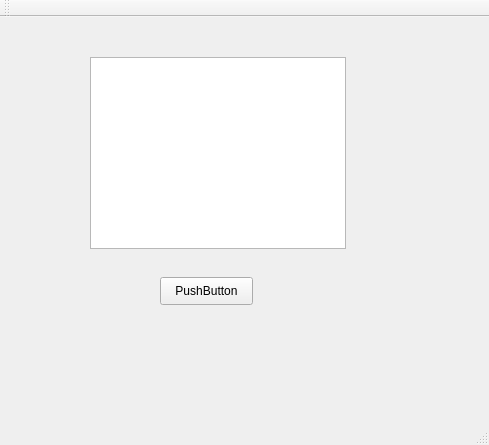
Qt form mainwindow.ui (stupidPuppies/Ncleaner) before a commit.
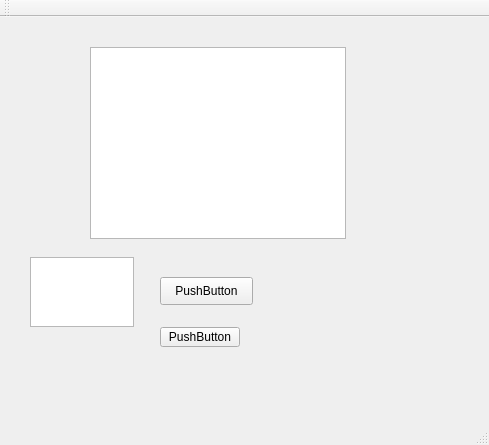
The same form after that commit.

```diff
--- a/mainwindow.ui
+++ b/mainwindow.ui
@@ -18,7 +18,7 @@
     <property name="geometry">
      <rect>
       <x>90</x>
-      <y>40</y>
+      <y>30</y>
       <width>256</width>
       <height>192</height>
      </rect>
@@ -37,6 +37,29 @@
      <string>PushButton</string>
     </property>
    </widget>
+   <widget class="QPushButton" name="pushButton_2">
+    <property name="geometry">
+     <rect>
+      <x>160</x>
+      <y>310</y>
+      <width>80</width>
+      <height>20</height>
+     </rect>
+    </property>
+    <property name="text">
+     <string>PushButton</string>
+    </property>
+   </widget>
+   <widget class="QTextEdit" name="textEdit">
+    <property name="geometry">
+     <rect>
+      <x>30</x>
+      <y>240</y>
+      <width>104</width>
+      <height>70</height>
+     </rect>
+    </property>
+   </widget>
   </widget>
   <widget class="QMenuBar" name="menuBar">
    <property name="geometry">
```
Left out of the diff: 2 changed lines with no effect on the pictures.
